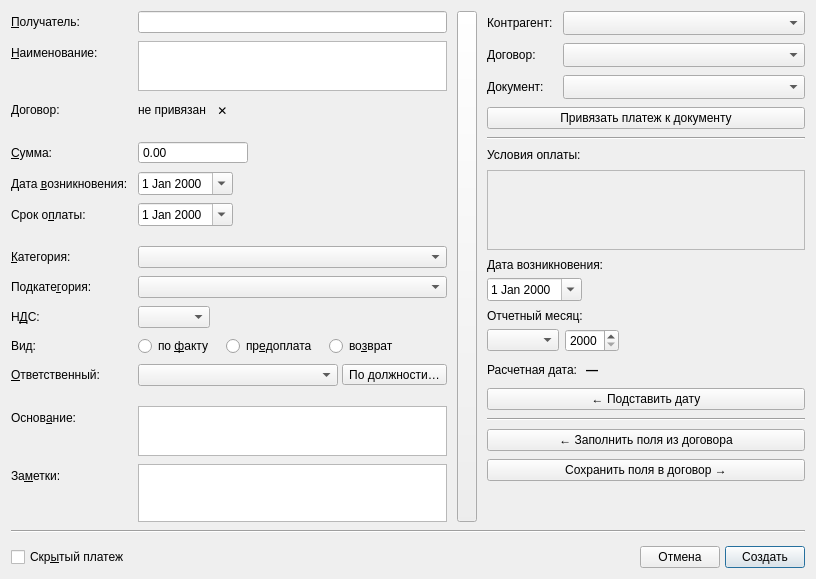
Old version of the form designer/ui/eventdialog.ui in the repository Aleee/FinanceCalender.
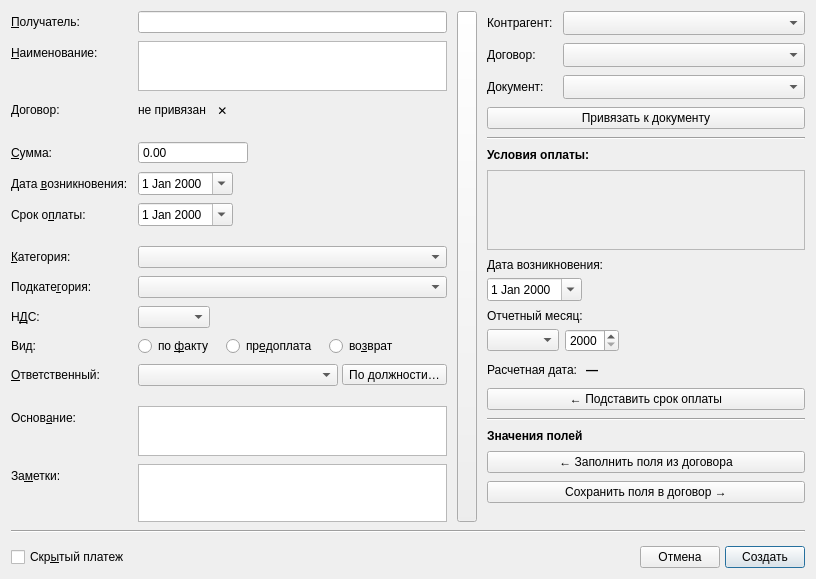
New version of the form. Icons and pictures are not drawn. Custom widgets are drawn as their Qt base class.

The edit to the form file:
```diff
--- a/designer/ui/eventdialog.ui
+++ b/designer/ui/eventdialog.ui
@@ -567,7 +567,7 @@
          <item>
           <widget class="QPushButton" name="pb_bindcontract">
            <property name="text">
-            <string>Привязать платеж к документу</string>
+            <string>Привязать к документу</string>
            </property>
           </widget>
          </item>
@@ -580,6 +580,11 @@
          </item>
          <item>
           <widget class="QLabel" name="label_20">
+           <property name="font">
+            <font>
+             <bold>true</bold>
+            </font>
+           </property>
            <property name="text">
             <string>Условия оплаты:</string>
            </property>
@@ -750,7 +755,7 @@
             <string>Доступно, когда платеж привязан к выбранному документу</string>
            </property>
            <property name="text">
-            <string>← Подставить дату</string>
+            <string>← Подставить срок оплаты</string>
            </property>
           </widget>
          </item>
@@ -761,6 +766,18 @@
            </property>
           </widget>
          </item>
+         <item>
+          <widget class="QLabel" name="la_valuesgroup">
+           <property name="font">
+            <font>
+             <bold>true</bold>
+            </font>
+           </property>
+           <property name="text">
+            <string>Значения полей</string>
+           </property>
+          </widget>
+         </item>
          <item>
           <widget class="QPushButton" name="pb_fillwithvalues">
            <property name="text">
```
Left out of the diff: 14 changed lines with no effect on the pictures.
